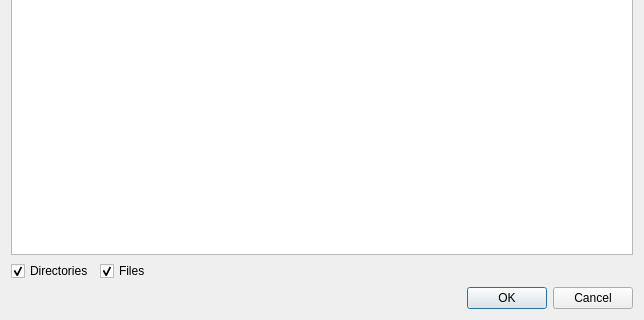
Before: the Qt Designer form cuploaddialog.ui in vooft/qu1, drawn with Qt 5; both pictures show x 0 to 644 and y 152 to 472 of the 644 by 472 pixel window.
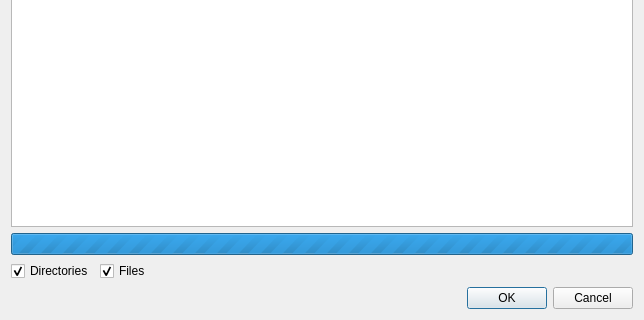
After: the same form once the commit is applied.

```diff
--- a/cuploaddialog.ui
+++ b/cuploaddialog.ui
@@ -17,6 +17,23 @@
    <item>
     <widget class="QTableWidget" name="tableWidget"/>
    </item>
+   <item>
+    <layout class="QHBoxLayout" name="horizontalLayout_2">
+     <item>
+      <widget class="QProgressBar" name="progressBar">
+       <property name="maximum">
+        <number>0</number>
+       </property>
+       <property name="value">
+        <number>0</number>
+       </property>
+       <property name="format">
+        <string>%v/%m</string>
+       </property>
+      </widget>
+     </item>
+    </layout>
+   </item>
    <item>
     <layout class="QHBoxLayout" name="horizontalLayout">
      <item>
```
